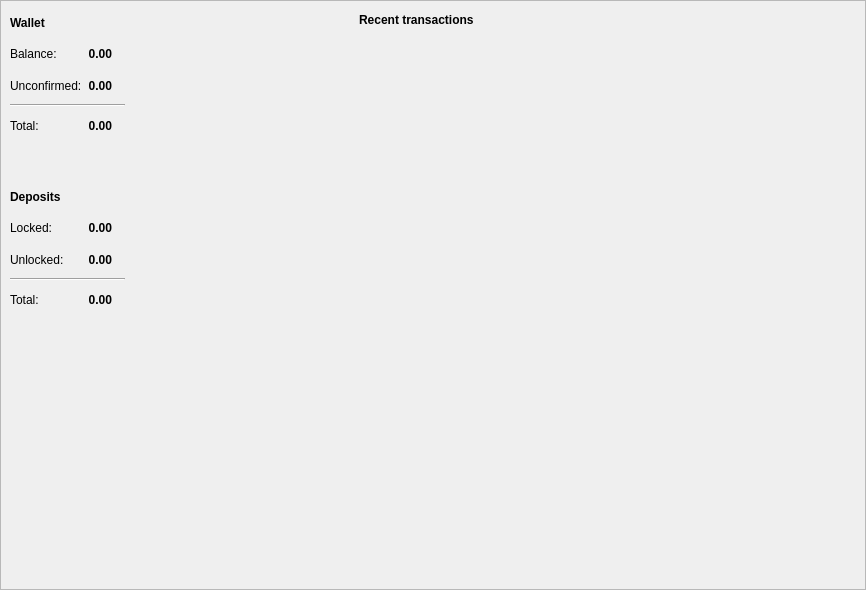
First picture: the form in src/gui/ui/overviewframe.ui, repository mygirl8893/Catalyst-Classic-3.0.4, before the edit.
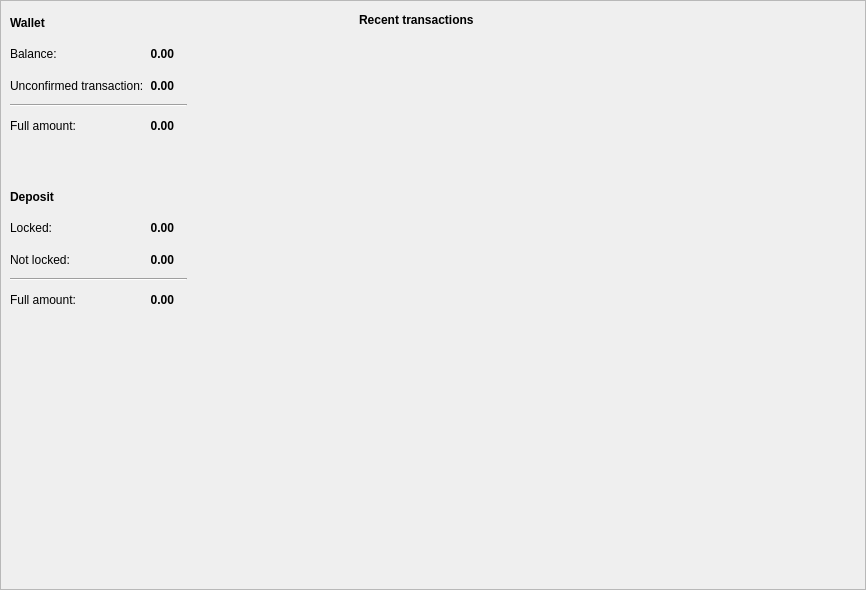
Second picture: the form after the edit.

What changed in the file:
```diff
--- a/src/gui/ui/overviewframe.ui
+++ b/src/gui/ui/overviewframe.ui
@@ -104,14 +104,14 @@
       <item row="4" column="0">
        <widget class="QLabel" name="label_6">
         <property name="text">
-         <string>Total:</string>
+         <string>Full amount:</string>
         </property>
        </widget>
       </item>
       <item row="2" column="0" colspan="2">
        <widget class="QLabel" name="label_4">
         <property name="text">
-         <string>Unconfirmed:</string>
+         <string>Unconfirmed transaction:</string>
         </property>
        </widget>
       </item>
@@ -162,7 +162,7 @@
       <item row="8" column="0">
        <widget class="QLabel" name="label_7">
         <property name="text">
-         <string>Unlocked:</string>
+         <string>Not locked:</string>
         </property>
        </widget>
       </item>
@@ -243,7 +243,7 @@
          </font>
         </property>
         <property name="text">
-         <string>Deposits</string>
+         <string>Deposit</string>
         </property>
        </widget>
       </item>
@@ -264,7 +264,7 @@
       <item row="10" column="0">
        <widget class="QLabel" name="label_9">
         <property name="text">
-         <string>Total:</string>
+         <string>Full amount:</string>
         </property>
        </widget>
       </item>
```
